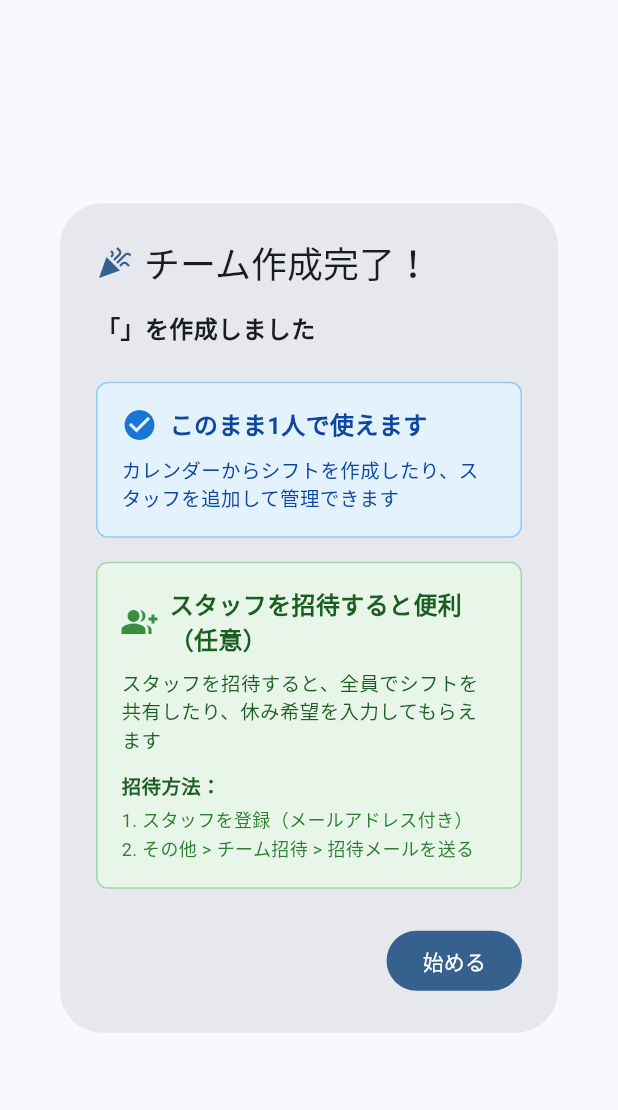
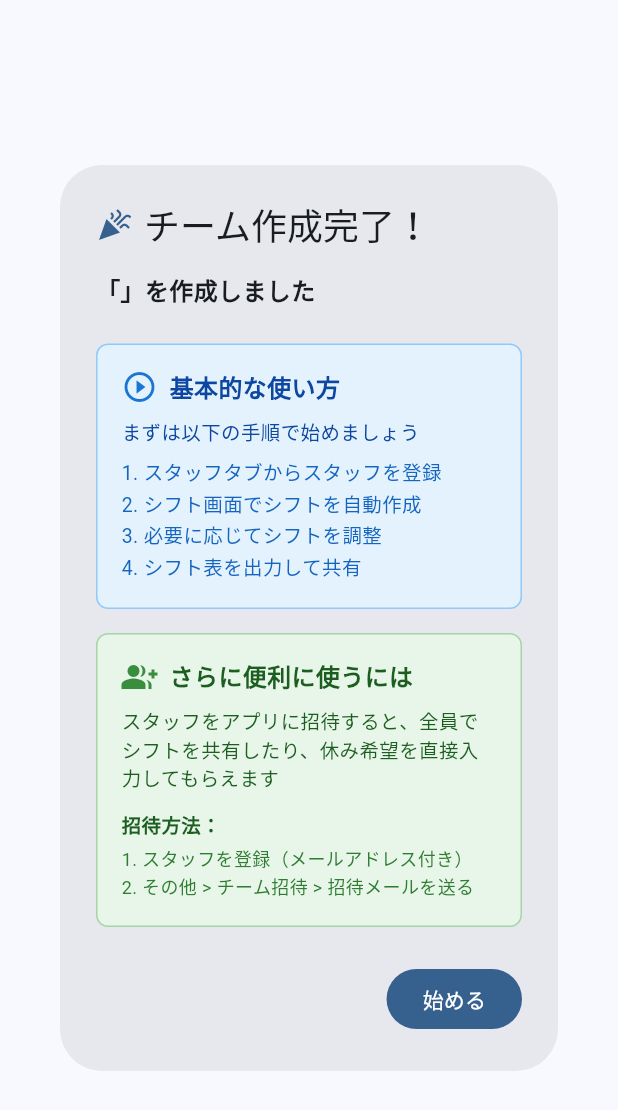
Before and after one commit to shi-takahashi/shift_kobo, a Flutter app: the InviteGuideDialog widget shown alone on an empty page, opened directly with empty values, on a phone screen of 412 x 824 dp. Shown: the top 1110 px of the screen. Run offline on Flutter 3.47's test engine with Material 3 defaults, Android fonts, the phone set to English and light mode, and no system bars; our stand-ins replace cloud_firestore, cloud_functions, file_picker, firebase_auth, firebase_core, firebase_messaging and 9 more; missing offline and left inert: excel, holiday_jp; accounts and stored records are empty; network calls fail.

Commit message:
諸々説明文修正

```diff
--- a/lib/screens/auth/signup_screen.dart
+++ b/lib/screens/auth/signup_screen.dart
@@ -1,4 +1,5 @@
 import 'package:flutter/material.dart';
+
 import '../../services/auth_service.dart';
 import '../team/join_team_screen.dart';
 import '../team/team_creation_screen.dart';
@@ -85,8 +86,7 @@ class _SignupScreenState extends State<SignupScreen> {
       final errorMessage = e.toString();
 
       // 「既にメールアドレスが使用されている」エラーの場合
-      if (errorMessage.contains('このメールアドレスは既に使用されています') ||
-          errorMessage.contains('email-already-in-use')) {
+      if (errorMessage.contains('このメールアドレスは既に使用されています') || errorMessage.contains('email-already-in-use')) {
         // ログイン画面への誘導ダイアログを表示
         showDialog(
           context: context,
@@ -195,9 +195,7 @@ class _SignupScreenState extends State<SignupScreen> {
                     border: const OutlineInputBorder(),
                     suffixIcon: IconButton(
                       icon: Icon(
-                        _obscurePassword
-                            ? Icons.visibility
-                            : Icons.visibility_off,
+                        _obscurePassword ? Icons.visibility : Icons.visibility_off,
                       ),
                       onPressed: () {
                         setState(() => _obscurePassword = !_obscurePassword);
@@ -226,13 +224,10 @@ class _SignupScreenState extends State<SignupScreen> {
                     border: const OutlineInputBorder(),
                     suffixIcon: IconButton(
                       icon: Icon(
-                        _obscurePasswordConfirm
-                            ? Icons.visibility
-                            : Icons.visibility_off,
+                        _obscurePasswordConfirm ? Icons.visibility : Icons.visibility_off,
                       ),
                       onPressed: () {
-                        setState(
-                            () => _obscurePasswordConfirm = !_obscurePasswordConfirm);
+                        setState(() => _obscurePasswordConfirm = !_obscurePasswordConfirm);
                       },
                     ),
                   ),
@@ -281,11 +276,11 @@ class _SignupScreenState extends State<SignupScreen> {
                         ),
                         SizedBox(height: 8),
                         Text('1. アカウント作成'),
-                        Text('2. チーム作成（1人でOK）または チーム参加'),
+                        Text('2. チーム作成 または チーム参加'),
                         Text('3. シフト管理を開始'),
                         SizedBox(height: 8),
                         Text(
-                          '※ チームは1人で作成・利用できます\n   後からスタッフを招待することも可能',
+                          '※ チームは1人から作成・利用できます\n   後からスタッフを招待することも可能',
                           style: TextStyle(fontSize: 11, color: Colors.grey),
                         ),
                       ],
--- a/lib/screens/team/join_team_screen.dart
+++ b/lib/screens/team/join_team_screen.dart
@@ -1,6 +1,6 @@
 import 'package:flutter/foundation.dart' show kIsWeb;
 import 'package:flutter/material.dart';
-import 'package:firebase_auth/firebase_auth.dart';
+
 import '../../services/auth_service.dart';
 import '../../widgets/auth_gate.dart';
 import 'team_creation_screen.dart';
@@ -132,9 +132,7 @@ class _JoinTeamScreenState extends State<JoinTeamScreen> {
       body: SafeArea(
         child: SingleChildScrollView(
           padding: const EdgeInsets.all(24.0),
-          child: !_showInviteCodeInput
-              ? _buildChoiceView()
-              : _buildInviteCodeInputView(),
+          child: !_showInviteCodeInput ? _buildChoiceView() : _buildInviteCodeInputView(),
         ),
       ),
     );
@@ -168,9 +166,7 @@ class _JoinTeamScreenState extends State<JoinTeamScreen> {
 
         // 説明
         Text(
-          kIsWeb
-              ? '管理者から受け取った招待コードを入力してチームに参加してください。'
-              : '1人で始めるか、既存のチームに参加するかを選択してください。',
+          kIsWeb ? '管理者から受け取った招待コードを入力してチームに参加してください。' : '新しいチームを作成するか、既存のチームに参加するかを選択してください。',
           style: const TextStyle(fontSize: 14, color: Colors.grey),
           textAlign: TextAlign.center,
         ),
@@ -202,7 +198,7 @@ class _JoinTeamScreenState extends State<JoinTeamScreen> {
                     ),
                     const SizedBox(height: 8),
                     const Text(
-                      '1人で始める（後からスタッフ招待可）',
+                      '管理者の場合（後からスタッフ招待可）',
                       style: TextStyle(fontSize: 13, color: Colors.black54),
                       textAlign: TextAlign.center,
                     ),
@@ -290,10 +286,10 @@ class _JoinTeamScreenState extends State<JoinTeamScreen> {
                 ),
                 SizedBox(height: 8),
                 Text(
-                  '• チームは1人でも作成・利用できます\n'
-                  '• 管理者：シフト作成・編集・自動生成が可能\n'
+                  '• チームは管理者とスタッフで構成されます\n'
+                  '• 管理者：スタッフ登録・シフト作成が可能\n'
                   '• スタッフ：シフト閲覧・休み希望入力が可能\n'
-                  '• 後からスタッフを招待することも可能',
+                  '• チームに管理者は必須、スタッフは任意で招待',
                   style: TextStyle(fontSize: 13),
                 ),
               ],
--- a/lib/screens/team/team_creation_screen.dart
+++ b/lib/screens/team/team_creation_screen.dart
@@ -1,5 +1,6 @@
 import 'package:flutter/material.dart';
 import 'package:shared_preferences/shared_preferences.dart';
+
 import '../../services/auth_service.dart';
 import '../../widgets/invite_guide_dialog.dart';
 import '../home_screen.dart';
@@ -159,9 +160,8 @@ class _TeamCreationScreenState extends State<TeamCreationScreen> {
 
       // エラーメッセージを整形
       final errorMessage = e.toString();
-      final isAuthError = errorMessage.contains('認証エラー') ||
-          errorMessage.contains('PERMISSION_DENIED') ||
-          errorMessage.contains('Missing or insufficient permissions');
+      final isAuthError =
+          errorMessage.contains('認証エラー') || errorMessage.contains('PERMISSION_DENIED') || errorMessage.contains('Missing or insufficient permissions');
 
       // エラーダイアログを表示
       showDialog(
@@ -299,7 +299,7 @@ class _TeamCreationScreenState extends State<TeamCreationScreen> {
                         SizedBox(height: 8),
                         Text('• あなたは管理者として登録されます'),
                         Text('• スタッフの登録・シフト作成ができます'),
-                        Text('• 将来的にスタッフを招待できます'),
+                        Text('• 登録したスタッフをチームに招待できます'),
                       ],
                     ),
                   ),
--- a/lib/screens/team/team_invite_screen.dart
+++ b/lib/screens/team/team_invite_screen.dart
@@ -305,7 +305,7 @@ class _TeamInviteScreenState extends State<TeamInviteScreen> {
                                   SizedBox(height: 6),
                                   Text(
                                     '上の招待コードとアプリの利用手順をスタッフに伝える\n'
-                                    '※ 詳しい手順はヘルプ画面の「スタッフを招待する方法」をご確認ください',
+                                    '※ アプリの利用手順はヘルプ画面の「アプリを始める」をご確認ください',
                                     style: TextStyle(fontSize: 12, height: 1.5),
                                   ),
                                 ],
--- a/lib/widgets/invite_guide_dialog.dart
+++ b/lib/widgets/invite_guide_dialog.dart
@@ -1,5 +1,4 @@
 import 'package:flutter/material.dart';
-import 'package:flutter/services.dart';
 
 /// チーム作成後の招待案内ダイアログ
 class InviteGuideDialog extends StatelessWidget {
@@ -53,11 +52,11 @@ class InviteGuideDialog extends StatelessWidget {
                 children: [
                   Row(
                     children: [
-                      Icon(Icons.check_circle, color: Colors.blue.shade700),
+                      Icon(Icons.play_circle_outline, color: Colors.blue.shade700),
                       const SizedBox(width: 8),
                       Expanded(
                         child: Text(
-                          'このまま1人で使えます',
+                          '基本的な使い方',
                           style: TextStyle(
                             fontSize: 16,
                             fontWeight: FontWeight.bold,
@@ -69,10 +68,22 @@ class InviteGuideDialog extends StatelessWidget {
                   ),
                   const SizedBox(height: 8),
                   Text(
-                    'カレンダーからシフトを作成したり、スタッフを追加して管理できます',
+                    'まずは以下の手順で始めましょう',
                     style: TextStyle(
                       fontSize: 13,
                       color: Colors.blue.shade900,
+                    ),
+                  ),
+                  const SizedBox(height: 8),
+                  Text(
+                    '1. スタッフタブからスタッフを登録\n'
+                    '2. シフト画面でシフトを自動作成\n'
+                    '3. 必要に応じてシフトを調整\n'
+                    '4. シフト表を出力して共有',
+                    style: TextStyle(
+                      fontSize: 13,
+                      color: Colors.blue.shade800,
+                      height: 1.5,
                     ),
                   ),
                 ],
@@ -97,7 +108,7 @@ class InviteGuideDialog extends StatelessWidget {
                       const SizedBox(width: 8),
                       Expanded(
                         child: Text(
-                          'スタッフを招待すると便利（任意）',
+                          'さらに便利に使うには',
                           style: TextStyle(
                             fontSize: 16,
                             fontWeight: FontWeight.bold,
@@ -109,7 +120,7 @@ class InviteGuideDialog extends StatelessWidget {
                   ),
                   const SizedBox(height: 8),
                   Text(
-                    'スタッフを招待すると、全員でシフトを共有したり、休み希望を入力してもらえます',
+                    'スタッフをアプリに招待すると、全員でシフトを共有したり、休み希望を直接入力してもらえます',
                     style: TextStyle(
                       fontSize: 13,
                       color: Colors.green.shade900,
```
